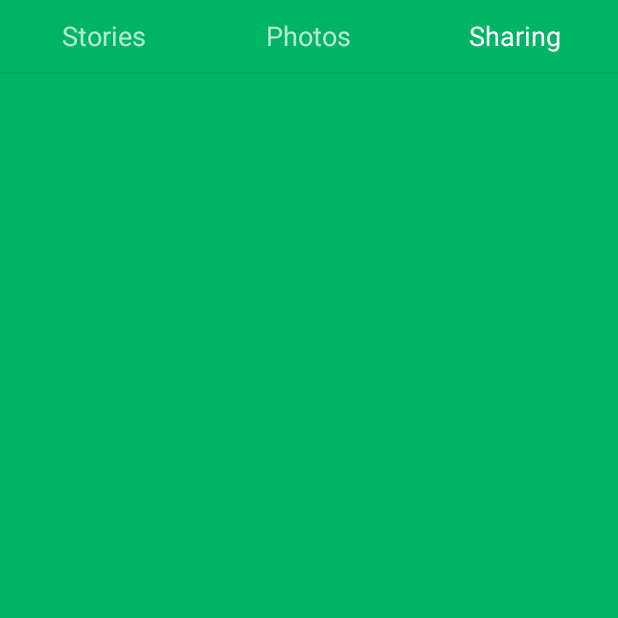
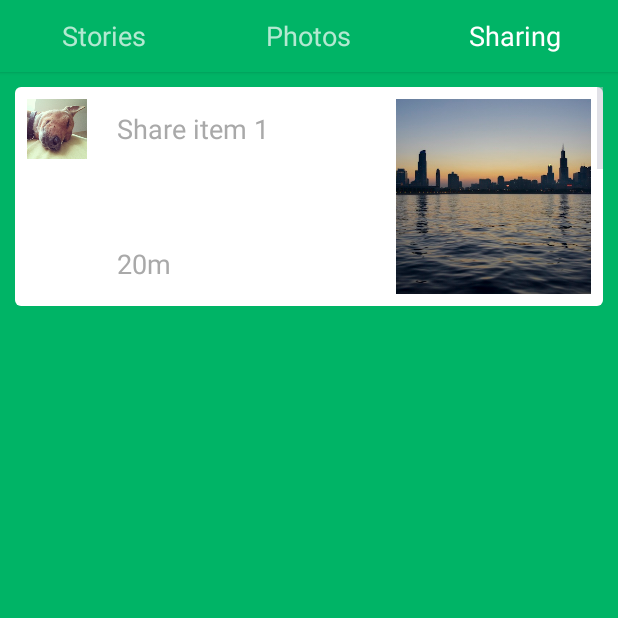
Before and after one commit to iferdelja/colored-tabs, an Android app: the screen it shows after launch (MainActivity), tab 3 chosen, on a phone screen of 412 x 824 dp, the top half of it. Run offline under Robolectric (Android 15) with nearby library versions, the phone set to English and light mode, and no system bars.

Commit message:
Share content updated.

```diff
--- a/android/ColoredTabs/app/src/main/java/com/ivanferdelja/coloredtabs/MainActivity.java
+++ b/android/ColoredTabs/app/src/main/java/com/ivanferdelja/coloredtabs/MainActivity.java
@@ -5,6 +5,7 @@ import android.os.Bundle;
 import android.support.design.widget.TabLayout;
 import android.support.v4.app.Fragment;
 import android.support.v4.app.FragmentPagerAdapter;
+import android.support.v4.app.ListFragment;
 import android.support.v4.view.ViewPager;
 import android.support.v7.app.AppCompatActivity;
 import android.view.LayoutInflater;
@@ -15,6 +16,7 @@ import android.widget.GridView;
 public class MainActivity extends AppCompatActivity {
 
     StoryAdapter storyAdapter;
+    ShareStreamAdapter shareStreamAdapter;
 
     @Override
     protected void onCreate(Bundle savedInstanceState) {
@@ -58,6 +60,17 @@ public class MainActivity extends AppCompatActivity {
         tabLayout.setTabTextColors(getColorStateList(R.color.tab_color));
 
         storyAdapter = new StoryAdapter(getApplicationContext(), 0);
+        storyAdapter.add(Story.create(R.drawable.story1, "Visiting New York City: 5 Insider Tips"));
+        storyAdapter.add(Story.create(R.drawable.story2, "How To Get Five Planets Into a Single Photograph"));
+        storyAdapter.add(Story.create(R.drawable.story3, "Deforestation Threatens Pygmies, Study Finds"));
+
+        shareStreamAdapter = new ShareStreamAdapter(getApplicationContext());
+        ShareStream stream = new ShareStream();
+        stream.shareItems.add(ShareItem.create(R.drawable.dog, "Share item 1", R.drawable.story1));
+        stream.shareItems.add(ShareItem.create(R.drawable.dog2, "Share item 2", R.drawable.story2));
+        stream.shareItems.add(ShareItem.create(R.drawable.dog3, "Share item 3", R.drawable.story3));
+        shareStreamAdapter.add(stream);
+
         viewPager.setAdapter(new FragmentPagerAdapter(getSupportFragmentManager()) {
             @Override
             public Fragment getItem(int position) {
@@ -69,7 +82,9 @@ public class MainActivity extends AppCompatActivity {
                     case 1:
                         return new PhotoFragment();
                     case 2:
-                        return new ShareFragment();
+                        ShareFragment fragment1 = new ShareFragment();
+                        fragment1.setListAdapter(shareStreamAdapter);
+                        return fragment1;
                     default:
                         return new Fragment();
                 }
@@ -83,15 +98,6 @@ public class MainActivity extends AppCompatActivity {
         });
 
         viewPager.addOnPageChangeListener(new PageChangeListener(tabLayout));
-    }
-
-    @Override
-    protected void onStart() {
-        super.onStart();
-
-        storyAdapter.add(Story.create(R.drawable.story1, "Visiting New York City: 5 Insider Tips"));
-        storyAdapter.add(Story.create(R.drawable.story2, "How To Get Five Planets Into a Single Photograph"));
-        storyAdapter.add(Story.create(R.drawable.story3, "Deforestation Threatens Pygmies, Study Finds"));
     }
 
     private class PageChangeListener implements ViewPager.OnPageChangeListener {
@@ -156,7 +162,7 @@ public class MainActivity extends AppCompatActivity {
         }
     }
 
-    public static class ShareFragment extends Fragment {
+    public static class ShareFragment extends ListFragment {
         @Override
         public View onCreateView(LayoutInflater inflater, ViewGroup container, Bundle savedInstanceState) {
             return inflater.inflate(R.layout.fragment_share, container, false);
--- /dev/null
+++ b/android/ColoredTabs/app/src/main/java/com/ivanferdelja/coloredtabs/ShareItem.java
@@ -0,0 +1,16 @@
+package com.ivanferdelja.coloredtabs;
+
+
+public class ShareItem {
+    public int authorImageResource;
+    public String title;
+    public int imageResource;
+
+    public static ShareItem create(int authorImageResource, String title, int imageResource) {
+        ShareItem story = new ShareItem();
+        story.authorImageResource = authorImageResource;
+        story.imageResource = imageResource;
+        story.title = title;
+        return story;
+    }
+}
--- /dev/null
+++ b/android/ColoredTabs/app/src/main/java/com/ivanferdelja/coloredtabs/ShareItemAdapter.java
@@ -0,0 +1,36 @@
+package com.ivanferdelja.coloredtabs;
+
+import android.content.Context;
+import android.view.LayoutInflater;
+import android.view.View;
+import android.view.ViewGroup;
+import android.widget.ArrayAdapter;
+import android.widget.ImageView;
+import android.widget.TextView;
+
+public class ShareItemAdapter extends ArrayAdapter<ShareItem> {
+
+    public ShareItemAdapter(Context context) {
+        super(context, 0);
+    }
+
+    public View getView(int position, View convertView, ViewGroup parent) {
+        View shareItemView = convertView;
+        if (shareItemView == null) {
+            shareItemView = LayoutInflater.from(getContext()).inflate(R.layout.share_item, null);
+        }
+
+        ShareItem shareItem = getItem(position);
+
+        ImageView authorImage = (ImageView) shareItemView.findViewById(R.id.author);
+        authorImage.setImageResource(shareItem.authorImageResource);
+
+        TextView title = (TextView) shareItemView.findViewById(R.id.title);
+        title.setText(shareItem.title);
+
+        ImageView imageView = (ImageView) shareItemView.findViewById(R.id.image);
+        imageView.setImageResource(shareItem.imageResource);
+
+        return shareItemView;
+    }
+}
--- /dev/null
+++ b/android/ColoredTabs/app/src/main/java/com/ivanferdelja/coloredtabs/ShareStream.java
@@ -0,0 +1,13 @@
+package com.ivanferdelja.coloredtabs;
+
+import java.util.ArrayList;
+import java.util.List;
+
+public class ShareStream {
+    public List<ShareItem> shareItems = new ArrayList<>();
+
+    public static ShareStream create() {
+        ShareStream stream = new ShareStream();
+        return stream;
+    }
+}
--- /dev/null
+++ b/android/ColoredTabs/app/src/main/java/com/ivanferdelja/coloredtabs/ShareStreamAdapter.java
@@ -0,0 +1,30 @@
+package com.ivanferdelja.coloredtabs;
+
+import android.content.Context;
+import android.view.LayoutInflater;
+import android.view.View;
+import android.view.ViewGroup;
+import android.widget.ArrayAdapter;
+import android.widget.ListView;
+
+public class ShareStreamAdapter extends ArrayAdapter<ShareStream> {
+
+    public ShareStreamAdapter(Context context) {
+        super(context, 0);
+    }
+
+    public View getView(int position, View convertView, ViewGroup parent) {
+        View streamView = convertView;
+        if (streamView == null) {
+            streamView = LayoutInflater.from(getContext()).inflate(R.layout.share_stream, parent, false);
+        }
+
+        ShareStream stream = getItem(position);
+        ShareItemAdapter adapter = new ShareItemAdapter(getContext());
+        adapter.addAll(stream.shareItems);
+        //streamView.getLayoutParams().height = 3000;
+        ((ListView) streamView).setAdapter(adapter);
+
+        return streamView;
+    }
+}
--- a/android/ColoredTabs/app/src/main/res/layout/fragment_share.xml
+++ b/android/ColoredTabs/app/src/main/res/layout/fragment_share.xml
@@ -1,21 +1,8 @@
-<ScrollView xmlns:android="http://schemas.android.com/apk/res/android"
-            android:layout_width="match_parent"
-            android:layout_height="match_parent">
-
-    <LinearLayout
-        android:layout_width="match_parent"
-        android:layout_height="wrap_content"
-        android:orientation="vertical">
-
-        <RelativeLayout style="@style/Story"/>
-
-        <RelativeLayout style="@style/Story"/>
-
-        <RelativeLayout style="@style/Story"/>
-
-        <RelativeLayout style="@style/Story"/>
-
-        <RelativeLayout style="@style/Story"/>
-
-    </LinearLayout>
-</ScrollView>
+<ListView android:id="@id/android:list"
+          xmlns:android="http://schemas.android.com/apk/res/android"
+          android:layout_width="match_parent"
+          android:layout_height="match_parent"
+          android:layout_weight="1"
+          android:drawSelectorOnTop="false"
+          android:divider="@android:color/transparent"
+    />
--- /dev/null
+++ b/android/ColoredTabs/app/src/main/res/layout/share_item.xml
@@ -0,0 +1,42 @@
+<RelativeLayout
+    style="@style/SharedItem"
+    xmlns:android="http://schemas.android.com/apk/res/android">
+
+
+    <ImageView
+        android:id="@+id/author"
+        android:layout_width="40dp"
+        android:layout_height="40dp"
+        android:layout_alignParentLeft="true"
+        android:layout_alignParentTop="true"
+        android:scaleType="centerCrop"
+        android:src="@drawable/story1"/>
+
+    <TextView
+        android:id="@+id/title"
+        style="@style/StoryTitle"
+        android:layout_alignParentTop="true"
+        android:layout_toLeftOf="@+id/image"
+        android:layout_toRightOf="@id/author"
+        android:maxLines="3"
+        android:minLines="3"
+        android:text="Sharon Baker shared a video with you: Seattle park"/>
+
+    <TextView
+        android:id="@+id/timestamp"
+        style="@style/StoryTitle"
+        android:layout_alignParentBottom="true"
+        android:layout_toLeftOf="@+id/image"
+        android:layout_toRightOf="@id/author"
+        android:maxLines="1"
+        android:text="20m"/>
+
+    <ImageView
+        android:id="@+id/image"
+        android:layout_width="130dp"
+        android:layout_height="130dp"
+        android:layout_alignParentRight="true"
+        android:scaleType="centerCrop"
+        android:src="@drawable/story1"/>
+
+</RelativeLayout>
--- /dev/null
+++ b/android/ColoredTabs/app/src/main/res/layout/share_stream.xml
@@ -0,0 +1,3 @@
+<ListView
+    style="@style/ShareStream"
+    />
--- a/android/ColoredTabs/app/src/main/res/values/styles.xml
+++ b/android/ColoredTabs/app/src/main/res/values/styles.xml
@@ -49,4 +49,15 @@
         <item name="android:layout_marginRight">20dp</item>
     </style>
 
+    <style name="ShareStream">
+        <item name="android:layout_width">match_parent</item>
+        <item name="android:layout_height">wrap_content</item>
+        <item name="android:background">@drawable/story_background</item>
+    </style>
+
+    <style name="SharedItem">
+        <item name="android:layout_width">match_parent</item>
+        <item name="android:layout_height">150dp</item>
+        <item name="android:padding">8dp</item>
+    </style>
 </resources>
```
Also changed, not shown: 1 other file.
